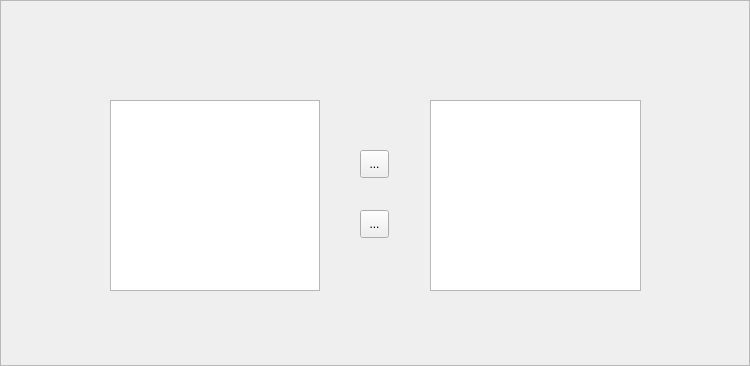
Before: the Qt Designer form team.ui in neverlandgy/teamhelper, drawn with Qt 5.
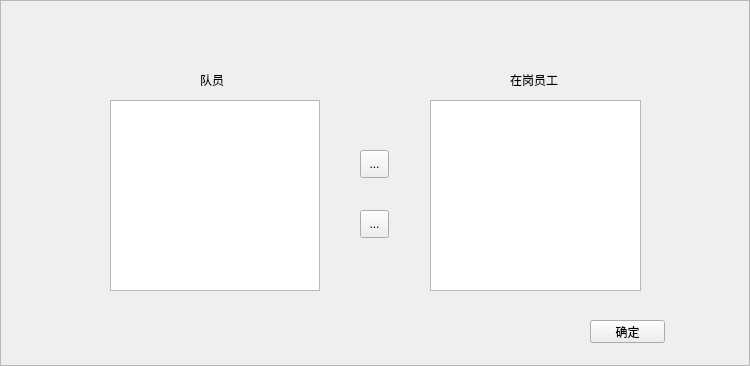
After: the same form once the commit is applied. Icons and pictures are not drawn. Custom widgets are drawn as their Qt base class.

Commit message: 使用左右按钮的同时进行数据库操作

```diff
--- a/team.ui
+++ b/team.ui
@@ -91,6 +91,45 @@
     </size>
    </property>
   </widget>
+  <widget class="QLabel" name="label">
+   <property name="geometry">
+    <rect>
+     <x>200</x>
+     <y>70</y>
+     <width>54</width>
+     <height>20</height>
+    </rect>
+   </property>
+   <property name="text">
+    <string>队员</string>
+   </property>
+  </widget>
+  <widget class="QLabel" name="label_2">
+   <property name="geometry">
+    <rect>
+     <x>510</x>
+     <y>70</y>
+     <width>54</width>
+     <height>20</height>
+    </rect>
+   </property>
+   <property name="text">
+    <string>在岗员工</string>
+   </property>
+  </widget>
+  <widget class="QPushButton" name="pushButton">
+   <property name="geometry">
+    <rect>
+     <x>590</x>
+     <y>320</y>
+     <width>75</width>
+     <height>23</height>
+    </rect>
+   </property>
+   <property name="text">
+    <string>确定</string>
+   </property>
+  </widget>
  </widget>
  <customwidgets>
   <customwidget>
```
The commit also changes 3 other files.
